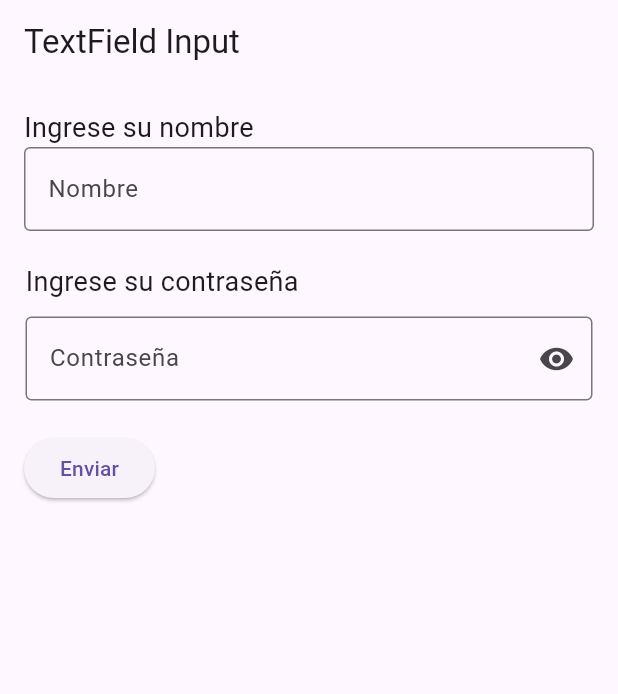
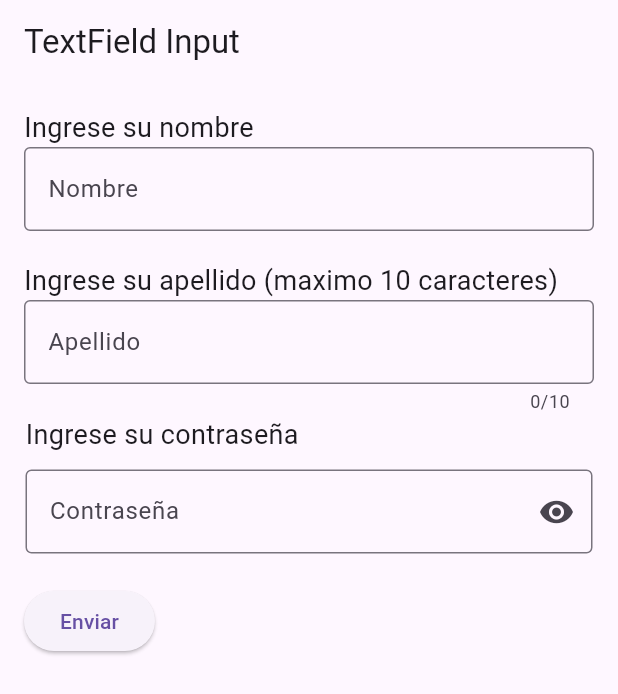
Before and after one commit to Juand4rck12/flutter-projects, a Flutter app: the screen it shows after launch, on a phone screen of 412 x 824 dp. Shown: the top 694 px of the screen. Run offline on Flutter 3.47's test engine with Material 3 defaults, Android fonts, the phone set to English and light mode, and no system bars; our stand-ins replace cached_network_image, google_fonts, math_expressions.

Commit message:
Cantidad maxima de caracteres con propiedad maxLength de TextField

```diff
--- a/inputs_example/lib/widgets/home_screen_widget.dart
+++ b/inputs_example/lib/widgets/home_screen_widget.dart
@@ -11,6 +11,7 @@ class HomeScreenWidget extends StatefulWidget {
 class _HomeScreenWidgetState extends State<HomeScreenWidget> {
   // Controlador para el TextField
   final TextEditingController _emailController = TextEditingController();
+  final TextEditingController _nameController = TextEditingController();
 
   String? errorMessage;
 
@@ -56,6 +57,19 @@ class _HomeScreenWidgetState extends State<HomeScreenWidget> {
               },
             ),
             const SizedBox(height: 20.0),
+            const Text(
+              "Ingrese su apellido (maximo 10 caracteres)",
+              style: TextStyle(fontSize: 18.0),
+            ),
+            TextField(
+              controller: _nameController,
+              maxLength: 10,
+              decoration: const InputDecoration(
+                border: OutlineInputBorder(),
+                labelText: "Apellido",
+                hintText: "Ingrese su apellido",
+              ),
+            ),
             const PasswordTextfield(),
             const SizedBox(height: 20.0),
             ElevatedButton(
```
